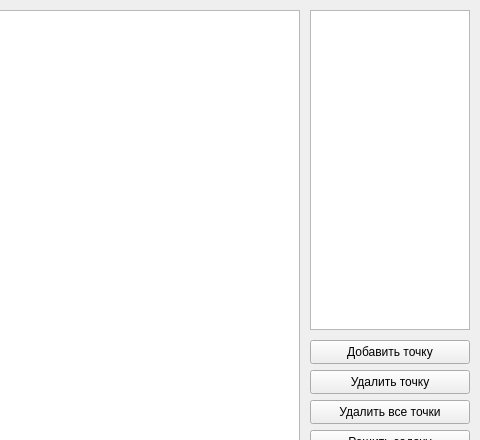
SGCube/IU7-Computer-Graphics, file antsor/lab_01/mainwindow.ui: the form before one commit; both pictures show x 320 to 800 and y 0 to 440 of the 800 by 600 pixel window.
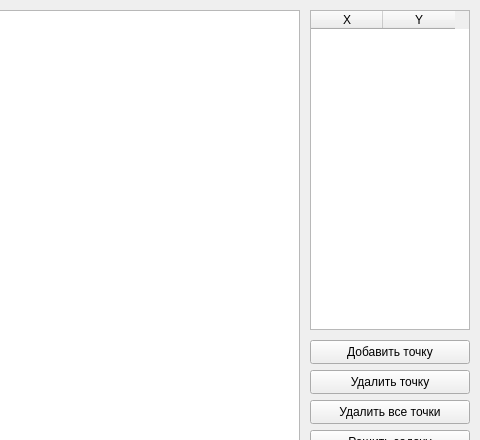
The form after the commit.

Commit message: #4 graphView settings

Patch:
```diff
--- a/antsor/lab_01/mainwindow.ui
+++ b/antsor/lab_01/mainwindow.ui
@@ -48,7 +48,7 @@
      <number>2</number>
     </property>
     <attribute name="horizontalHeaderVisible">
-     <bool>false</bool>
+     <bool>true</bool>
     </attribute>
     <attribute name="horizontalHeaderCascadingSectionResizes">
      <bool>false</bool>
@@ -63,7 +63,7 @@
      <number>72</number>
     </attribute>
     <attribute name="verticalHeaderVisible">
-     <bool>false</bool>
+     <bool>true</bool>
     </attribute>
     <attribute name="verticalHeaderDefaultSectionSize">
      <number>24</number>
```
Left out of the diff: 29 changed lines with no effect on the pictures. The commit also changes 1 other file.
